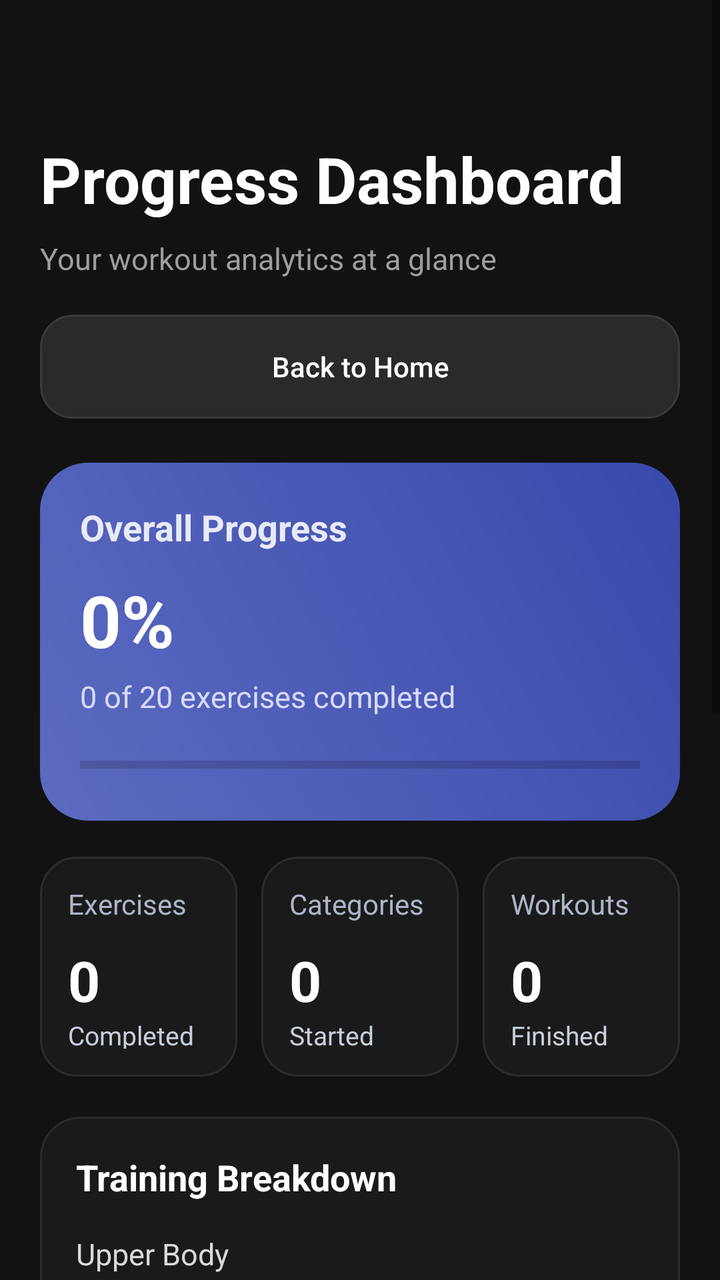
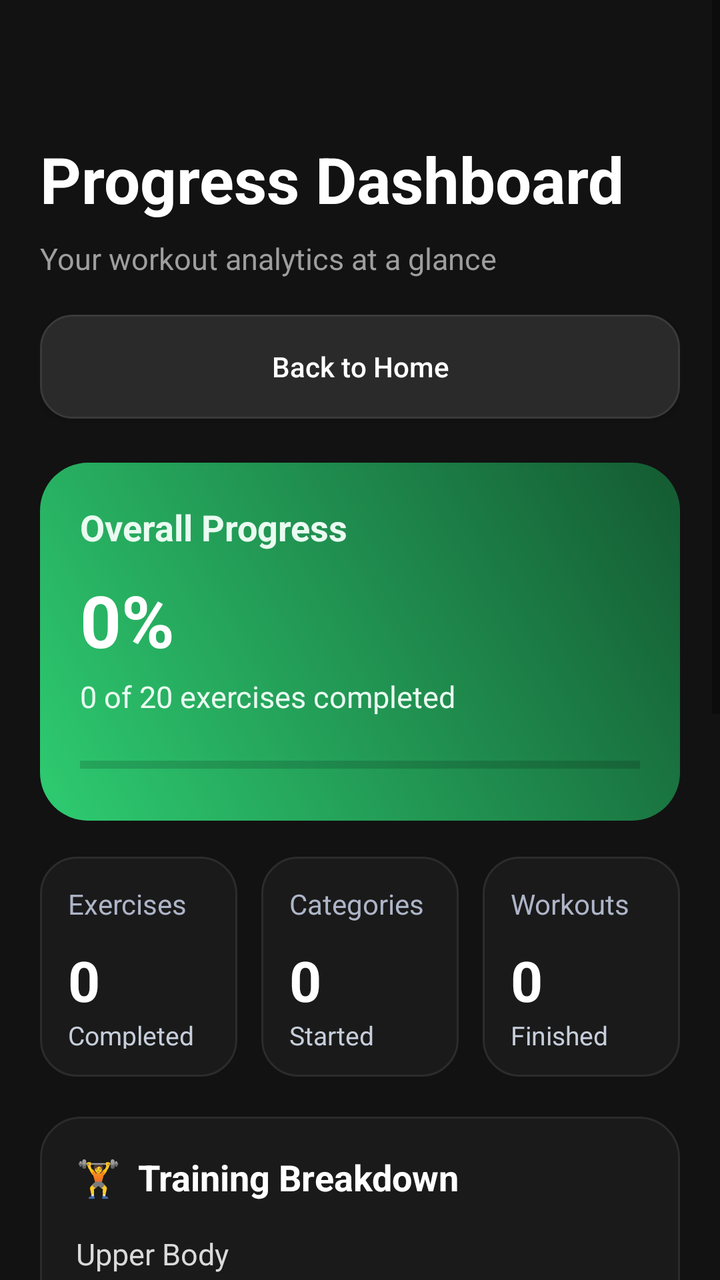

Two renders of the same Android screen: before a commit and after it. Below are the layout's source before the change and the commit's diff.
<!-- AndroidManifest.xml: application theme Theme.GymFlow -->
<!-- res/layout/activity_progress.xml -->
<?xml version="1.0" encoding="utf-8"?>
<ScrollView xmlns:android="http://schemas.android.com/apk/res/android"
    android:layout_width="match_parent"
    android:layout_height="match_parent"
    android:background="#121212">

    <LinearLayout
        android:layout_width="match_parent"
        android:layout_height="wrap_content"
        android:orientation="vertical"
        android:padding="20dp">

        <TextView
            android:id="@+id/tvProgressTitle"
            android:layout_width="wrap_content"
            android:layout_height="wrap_content"
            android:layout_marginTop="48dp"
            android:text="Progress Dashboard"
            android:textColor="#FFFFFF"
            android:textSize="32sp"
            android:textStyle="bold" />

        <TextView
            android:layout_width="wrap_content"
            android:layout_height="wrap_content"
            android:layout_marginTop="8dp"
            android:text="Your workout analytics at a glance"
            android:textColor="#9E9E9E"
            android:textSize="15sp" />

        <Button
            android:id="@+id/btnBackHomeFromProgress"
            android:layout_width="match_parent"
            android:layout_height="52dp"
            android:layout_marginTop="18dp"
            android:background="@drawable/secondary_button_bg"
            android:text="Back to Home"
            android:textAllCaps="false"
            android:textColor="#FFFFFF" />

        
        <LinearLayout
            android:layout_width="match_parent"
            android:layout_height="wrap_content"
            android:layout_marginTop="22dp"
            android:background="@drawable/hero_panel_bg"
            android:orientation="vertical"
            android:padding="20dp">

            <TextView
                android:layout_width="wrap_content"
                android:layout_height="wrap_content"
                android:text="Overall Progress"
                android:textColor="#E8EAF6"
                android:textSize="18sp"
                android:textStyle="bold" />

            <TextView
                android:id="@+id/tvHeroPercent"
                android:layout_width="wrap_content"
                android:layout_height="wrap_content"
                android:layout_marginTop="10dp"
                android:text="0%"
                android:textColor="#FFFFFF"
                android:textSize="36sp"
                android:textStyle="bold" />

            <TextView
                android:id="@+id/tvHeroSubtext"
                android:layout_width="wrap_content"
                android:layout_height="wrap_content"
                android:layout_marginTop="4dp"
                android:text="0 of 20 exercises completed"
                android:textColor="#D6DBFF"
                android:textSize="15sp" />

            <ProgressBar
                android:id="@+id/progressOverall"
                style="?android:attr/progressBarStyleHorizontal"
                android:layout_width="match_parent"
                android:layout_height="wrap_content"
                android:layout_marginTop="16dp"
                android:progressTint="#FFFFFF" />
        </LinearLayout>

        
        <LinearLayout
            android:layout_width="match_parent"
            android:layout_height="wrap_content"
            android:layout_marginTop="18dp"
            android:orientation="horizontal">

            <LinearLayout
                android:layout_width="0dp"
                android:layout_height="110dp"
                android:layout_marginEnd="8dp"
                android:layout_weight="1"
                android:background="@drawable/stat_card_bg"
                android:orientation="vertical"
                android:padding="14dp">

                <TextView
                    android:layout_width="wrap_content"
                    android:layout_height="wrap_content"
                    android:text="Exercises"
                    android:textColor="#AEB5C8"
                    android:textSize="14sp" />

                <TextView
                    android:id="@+id/tvExercisesCompletedValue"
                    android:layout_width="wrap_content"
                    android:layout_height="wrap_content"
                    android:layout_marginTop="10dp"
                    android:text="0"
                    android:textColor="#FFFFFF"
                    android:textSize="28sp"
                    android:textStyle="bold" />

                <TextView
                    android:layout_width="wrap_content"
                    android:layout_height="wrap_content"
                    android:text="Completed"
                    android:textColor="#C7CEDB"
                    android:textSize="13sp" />
            </LinearLayout>

            <LinearLayout
                android:layout_width="0dp"
                android:layout_height="110dp"
                android:layout_marginStart="4dp"
                android:layout_marginEnd="4dp"
                android:layout_weight="1"
                android:background="@drawable/stat_card_bg"
                android:orientation="vertical"
                android:padding="14dp">

                <TextView
                    android:layout_width="wrap_content"
                    android:layout_height="wrap_content"
                    android:text="Categories"
                    android:textColor="#AEB5C8"
                    android:textSize="14sp" />

                <TextView
                    android:id="@+id/tvCategoriesStartedValue"
                    android:layout_width="wrap_content"
                    android:layout_height="wrap_content"
                    android:layout_marginTop="10dp"
                    android:text="0"
                    android:textColor="#FFFFFF"
                    android:textSize="28sp"
                    android:textStyle="bold" />

                <TextView
                    android:layout_width="wrap_content"
                    android:layout_height="wrap_content"
                    android:text="Started"
                    android:textColor="#C7CEDB"
                    android:textSize="13sp" />
            </LinearLayout>

            <LinearLayout
                android:layout_width="0dp"
                android:layout_height="110dp"
                android:layout_marginStart="8dp"
                android:layout_weight="1"
                android:background="@drawable/stat_card_bg"
                android:orientation="vertical"
                android:padding="14dp">

                <TextView
                    android:layout_width="wrap_content"
                    android:layout_height="wrap_content"
                    android:text="Workouts"
                    android:textColor="#AEB5C8"
                    android:textSize="14sp" />

                <TextView
                    android:id="@+id/tvWorkoutsFinishedValue"
                    android:layout_width="wrap_content"
                    android:layout_height="wrap_content"
                    android:layout_marginTop="10dp"
                    android:text="0"
                    android:textColor="#FFFFFF"
                    android:textSize="28sp"
                    android:textStyle="bold" />

                <TextView
                    android:layout_width="wrap_content"
                    android:layout_height="wrap_content"
                    android:text="Finished"
                    android:textColor="#C7CEDB"
                    android:textSize="13sp" />
            </LinearLayout>
        </LinearLayout>

        
        <LinearLayout
            android:layout_width="match_parent"
            android:layout_height="wrap_content"
            android:layout_marginTop="20dp"
            android:background="@drawable/screen_panel_bg"
            android:orientation="vertical"
            android:padding="18dp">

            <TextView
                android:layout_width="wrap_content"
                android:layout_height="wrap_content"
                android:text="Training Breakdown"
                android:textColor="#FFFFFF"
                android:textSize="18sp"
                android:textStyle="bold" />

            
            <TextView
                android:layout_width="wrap_content"
                android:layout_height="wrap_content"
                android:layout_marginTop="16dp"
                android:text="Upper Body"
                android:textColor="#DADADA"
                android:textSize="15sp" />

            <TextView
                android:id="@+id/tvUpperBodyValue"
                android:layout_width="wrap_content"
                android:layout_height="wrap_content"
                android:text="0 / 4"
                android:textColor="#9E9E9E"
                android:textSize="13sp" />

            <ProgressBar
                android:id="@+id/pbUpperBody"
                style="?android:attr/progressBarStyleHorizontal"
                android:layout_width="match_parent"
                android:layout_height="wrap_content"
                android:progressTint="#5C6BC0" />

            
            <TextView
                android:layout_width="wrap_content"
                android:layout_height="wrap_content"
                android:layout_marginTop="14dp"
                android:text="Lower Body"
                android:textColor="#DADADA"
                android:textSize="15sp" />

            <TextView
                android:id="@+id/tvLowerBodyValue"
                android:layout_width="wrap_content"
                android:layout_height="wrap_content"
                android:text="0 / 4"
                android:textColor="#9E9E9E"
                android:textSize="13sp" />

            <ProgressBar
                android:id="@+id/pbLowerBody"
                style="?android:attr/progressBarStyleHorizontal"
                android:layout_width="match_parent"
                android:layout_height="wrap_content"
                android:progressTint="#5C6BC0" />

            
            <TextView
                android:layout_width="wrap_content"
                android:layout_height="wrap_content"
                android:layout_marginTop="14dp"
                android:text="Push"
                android:textColor="#DADADA"
                android:textSize="15sp" />

            <TextView
                android:id="@+id/tvPushValue"
                android:layout_width="wrap_content"
                android:layout_height="wrap_content"
                android:text="0 / 4"
                android:textColor="#9E9E9E"
                android:textSize="13sp" />

            <ProgressBar
                android:id="@+id/pbPush"
                style="?android:attr/progressBarStyleHorizontal"
                android:layout_width="match_parent"
                android:layout_height="wrap_content"
                android:progressTint="#5C6BC0" />

            
            <TextView
                android:layout_width="wrap_content"
                android:layout_height="wrap_content"
                android:layout_marginTop="14dp"
                android:text="Pull"
                android:textColor="#DADADA"
                android:textSize="15sp" />

            <TextView
                android:id="@+id/tvPullValue"
                android:layout_width="wrap_content"
                android:layout_height="wrap_content"
                android:text="0 / 4"
                android:textColor="#9E9E9E"
                android:textSize="13sp" />

            <ProgressBar
                android:id="@+id/pbPull"
                style="?android:attr/progressBarStyleHorizontal"
                android:layout_width="match_parent"
                android:layout_height="wrap_content"
                android:progressTint="#5C6BC0" />

            
            <TextView
                android:layout_width="wrap_content"
                android:layout_height="wrap_content"
                android:layout_marginTop="14dp"
                android:text="Core"
                android:textColor="#DADADA"
                android:textSize="15sp" />

            <TextView
                android:id="@+id/tvCoreValue"
                android:layout_width="wrap_content"
                android:layout_height="wrap_content"
                android:text="0 / 4"
                android:textColor="#9E9E9E"
                android:textSize="13sp" />

            <ProgressBar
                android:id="@+id/pbCore"
                style="?android:attr/progressBarStyleHorizontal"
                android:layout_width="match_parent"
                android:layout_height="wrap_content"
                android:progressTint="#5C6BC0" />
        </LinearLayout>

        
        <LinearLayout
            android:layout_width="match_parent"
            android:layout_height="wrap_content"
            android:layout_marginTop="20dp"
            android:layout_marginBottom="24dp"
            android:background="@drawable/screen_panel_bg"
            android:orientation="vertical"
            android:padding="18dp">

            <TextView
                android:layout_width="wrap_content"
                android:layout_height="wrap_content"
                android:text="Recent Activity"
                android:textColor="#FFFFFF"
                android:textSize="18sp"
                android:textStyle="bold" />

            <TextView
                android:id="@+id/tvLastCompletedExercise"
                android:layout_width="wrap_content"
                android:layout_height="wrap_content"
                android:layout_marginTop="14dp"
                android:text="Last completed: None"
                android:textColor="#D3D3D3"
                android:textSize="15sp" />

            <TextView
                android:id="@+id/tvMostActiveCategory"
                android:layout_width="wrap_content"
                android:layout_height="wrap_content"
                android:layout_marginTop="8dp"
                android:text="Most recent category: None"
                android:textColor="#D3D3D3"
                android:textSize="15sp" />
        </LinearLayout>

    </LinearLayout>
</ScrollView>
<!-- resources referenced by this layout -->
<resources>
  <!-- drawable hero_panel_bg (drawable) -->
  <?xml version="1.0" encoding="utf-8"?>
  <shape xmlns:android="http://schemas.android.com/apk/res/android">
      <gradient
          android:angle="45"
          android:endColor="#3949AB"
          android:startColor="#5C6BC0" />
      <corners android:radius="24dp" />
  </shape>
  <!-- drawable screen_panel_bg (drawable) -->
  <?xml version="1.0" encoding="utf-8"?>
  <shape xmlns:android="http://schemas.android.com/apk/res/android">
      <solid android:color="#1A1A1A" />
      <corners android:radius="20dp" />
      <stroke
          android:width="1dp"
          android:color="#2B2B2B" />
  </shape>
  <!-- drawable secondary_button_bg (drawable) -->
  <?xml version="1.0" encoding="utf-8"?>
  <shape xmlns:android="http://schemas.android.com/apk/res/android">
      <solid android:color="#2A2A2A" />
      <corners android:radius="16dp" />
      <stroke
          android:width="1dp"
          android:color="#3A3A3A" />
  </shape>
  <!-- drawable stat_card_bg (drawable) -->
  <?xml version="1.0" encoding="utf-8"?>
  <shape xmlns:android="http://schemas.android.com/apk/res/android">
      <solid android:color="#1A1A1A" />
      <corners android:radius="18dp" />
      <stroke
          android:width="1dp"
          android:color="#2C2C2C" />
  </shape>
  <style name="Theme.GymFlow" parent="Theme.AppCompat.DayNight.NoActionBar">
          <item name="android:statusBarColor">@android:color/transparent</item>
      </style>
</resources>

<!-- the commit's change to res/layout/activity_progress.xml (unified diff, before → after) -->
@@ -2,7 +2,7 @@
 <ScrollView xmlns:android="http://schemas.android.com/apk/res/android"
     android:layout_width="match_parent"
     android:layout_height="match_parent"
-    android:background="#121212">
+    android:background="@color/background">
 
     <LinearLayout
         android:layout_width="match_parent"
@@ -51,7 +51,7 @@
                 android:layout_width="wrap_content"
                 android:layout_height="wrap_content"
                 android:text="Overall Progress"
-                android:textColor="#E8EAF6"
+                android:textColor="@color/text_on_accent"
                 android:textSize="18sp"
                 android:textStyle="bold" />
 
@@ -71,7 +71,7 @@
                 android:layout_height="wrap_content"
                 android:layout_marginTop="4dp"
                 android:text="0 of 20 exercises completed"
-                android:textColor="#D6DBFF"
+                android:textColor="@color/text_on_accent"
                 android:textSize="15sp" />
 
             <ProgressBar
@@ -206,7 +206,7 @@
             <TextView
                 android:layout_width="wrap_content"
                 android:layout_height="wrap_content"
-                android:text="Training Breakdown"
+                android:text="🏋️  Training Breakdown"
                 android:textColor="#FFFFFF"
                 android:textSize="18sp"
                 android:textStyle="bold" />
@@ -233,7 +233,7 @@
                 style="?android:attr/progressBarStyleHorizontal"
                 android:layout_width="match_parent"
                 android:layout_height="wrap_content"
-                android:progressTint="#5C6BC0" />
+                android:progressTint="@color/accent" />
 
             
             <TextView
@@ -257,7 +257,7 @@
                 style="?android:attr/progressBarStyleHorizontal"
                 android:layout_width="match_parent"
                 android:layout_height="wrap_content"
-                android:progressTint="#5C6BC0" />
+                android:progressTint="@color/accent" />
 
             
             <TextView
@@ -281,7 +281,7 @@
                 style="?android:attr/progressBarStyleHorizontal"
                 android:layout_width="match_parent"
                 android:layout_height="wrap_content"
-                android:progressTint="#5C6BC0" />
+                android:progressTint="@color/accent" />
 
             
             <TextView
@@ -305,7 +305,7 @@
                 style="?android:attr/progressBarStyleHorizontal"
                 android:layout_width="match_parent"
                 android:layout_height="wrap_content"
-                android:progressTint="#5C6BC0" />
+                android:progressTint="@color/accent" />
 
             
             <TextView
@@ -329,7 +329,7 @@
                 style="?android:attr/progressBarStyleHorizontal"
                 android:layout_width="match_parent"
                 android:layout_height="wrap_content"
-                android:progressTint="#5C6BC0" />
+                android:progressTint="@color/accent" />
         </LinearLayout>
 
         
@@ -345,7 +345,7 @@
             <TextView
                 android:layout_width="wrap_content"
                 android:layout_height="wrap_content"
-                android:text="Recent Activity"
+                android:text="⚡  Recent Activity"
                 android:textColor="#FFFFFF"
                 android:textSize="18sp"
                 android:textStyle="bold" />
<!-- resource entries referenced after the edit -->
@@ -1,12 +1,15 @@
 <!-- resources referenced by this layout -->
 <resources>
+  <color name="accent">#2ECC71</color>
+  <color name="background">#121212</color>
+  <color name="text_on_accent">#EAFBF1</color>
   <!-- drawable hero_panel_bg (drawable) -->
   <?xml version="1.0" encoding="utf-8"?>
   <shape xmlns:android="http://schemas.android.com/apk/res/android">
       <gradient
           android:angle="45"
-          android:endColor="#3949AB"
-          android:startColor="#5C6BC0" />
+          android:startColor="@color/accent"
+          android:endColor="@color/accent_deep" />
       <corners android:radius="24dp" />
   </shape>
   <!-- drawable screen_panel_bg (drawable) -->
@@ -39,5 +42,6 @@
   <style name="Theme.GymFlow" parent="Theme.AppCompat.DayNight.NoActionBar">
           <item name="android:statusBarColor">@android:color/transparent</item>
       </style>
+  <color name="accent_deep">#145A32</color>
 </resources>
 
